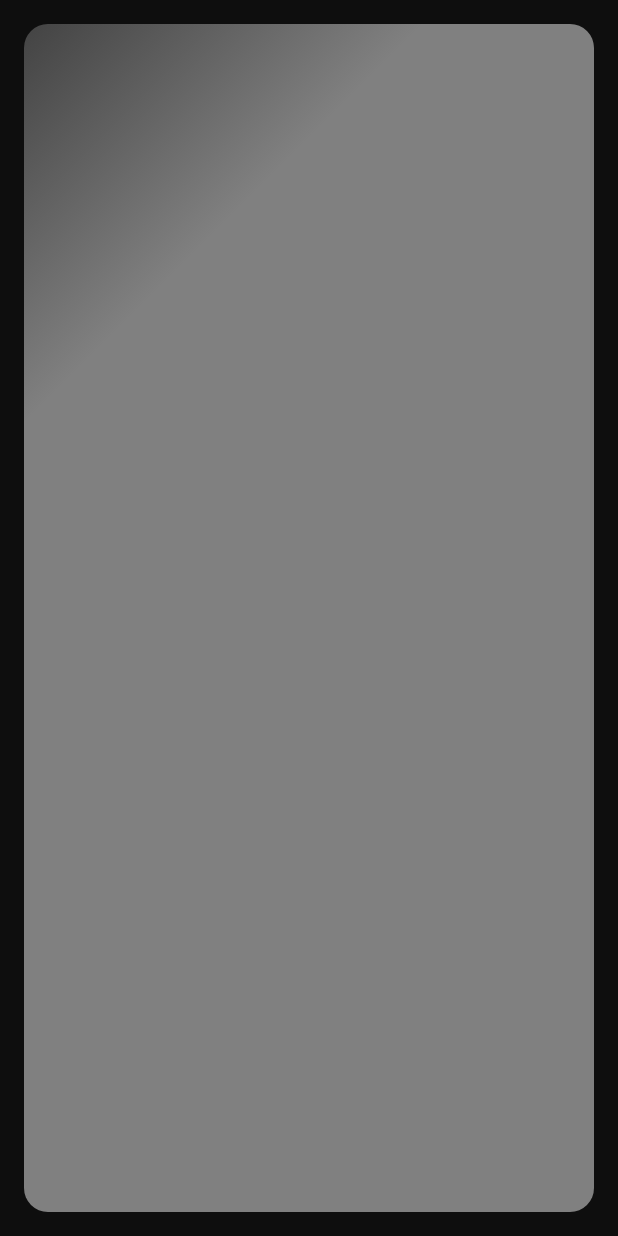
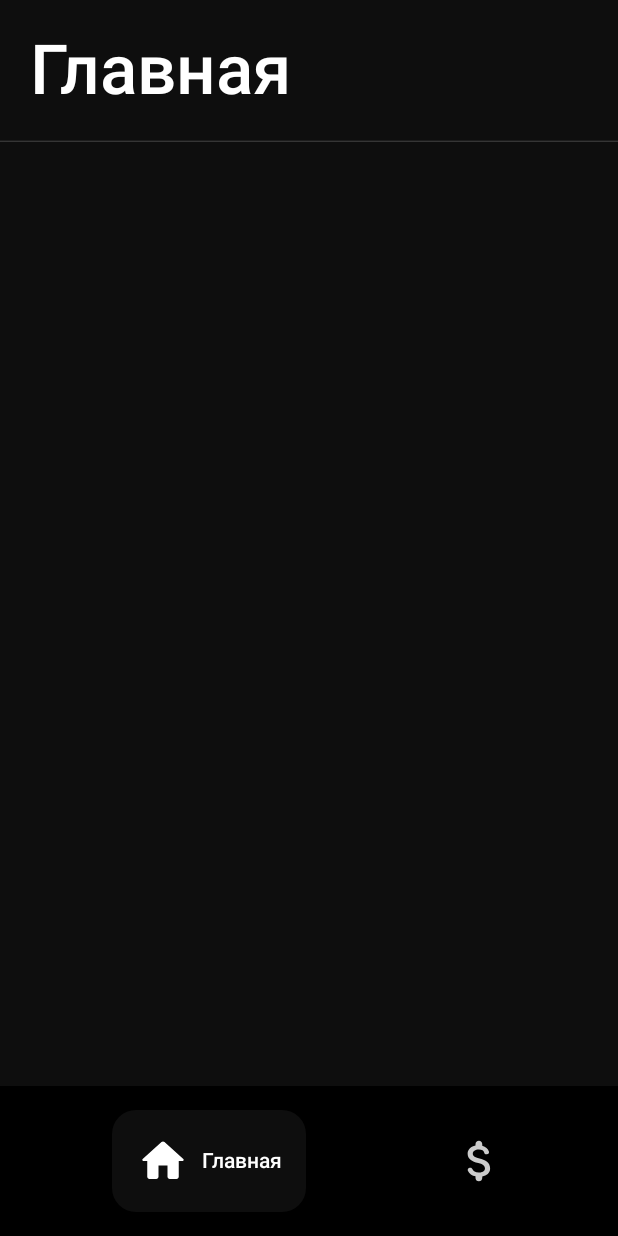
Before and after one commit to sanai1/prod-mobile-2025, an Android app built with Jetpack Compose: the screen it shows after launch (MainActivity), on a phone screen of 412 x 824 dp. Run offline under Robolectric (Android 15) with nearby library versions, the phone set to English and light mode, and no system bars; our stand-ins replace Dagger/Hilt's generated code.

Commit message:
add UI components (top header & bottom bar)

```diff
--- a/app/src/main/java/com/kotleters/mobile/app/MainActivity.kt
+++ b/app/src/main/java/com/kotleters/mobile/app/MainActivity.kt
@@ -5,7 +5,24 @@ import androidx.activity.ComponentActivity
 import androidx.activity.SystemBarStyle
 import androidx.activity.compose.setContent
 import androidx.activity.enableEdgeToEdge
+import androidx.compose.foundation.background
+import androidx.compose.foundation.layout.Column
+import androidx.compose.foundation.layout.Spacer
+import androidx.compose.foundation.layout.fillMaxSize
+import androidx.compose.foundation.layout.navigationBarsPadding
+import androidx.compose.foundation.layout.statusBarsPadding
+import androidx.compose.foundation.layout.systemBarsPadding
+import androidx.compose.runtime.getValue
+import androidx.compose.runtime.mutableStateOf
+import androidx.compose.runtime.remember
+import androidx.compose.runtime.setValue
+import androidx.compose.ui.Modifier
+import com.kotleters.mobile.R
 import com.kotleters.mobile.common.navigation.AppNavigation
+import com.kotleters.mobile.common.navigation.BottomBarScreen
+import com.kotleters.mobile.common.ui.components.BottomBar
+import com.kotleters.mobile.common.ui.components.TopScreenHeader
+import com.kotleters.mobile.common.ui.theme.backgroundColor
 import com.kotleters.mobile.feature.auth.presentation.login.LoginScreen
 import com.kotleters.mobile.feature.auth.presentation.onboard.AuthOnBoardScreen
 import com.kotleters.mobile.feature.auth.presentation.register.client.ClientRegisterScreen
@@ -21,7 +38,29 @@ class MainActivity : ComponentActivity() {
             navigationBarStyle = SystemBarStyle.dark(0)
         )
         setContent {
-            AppNavigation()
+            var screen by remember {
+                mutableStateOf("Главная")
+            }
+            Column(
+                Modifier
+                    .fillMaxSize()
+                    .background(backgroundColor)
+                    .statusBarsPadding()
+            ) {
+                TopScreenHeader(
+                    screen
+                )
+                Spacer(Modifier.weight(1f))
+                BottomBar(
+                    listOf(
+                        BottomBarScreen("Главная", R.drawable.home),
+                        BottomBarScreen("Оплата", R.drawable.pay)
+                    ),
+                    screen = screen
+                ) {
+                    screen = it.route
+                }
+            }
         }
     }
 }
--- /dev/null
+++ b/app/src/main/java/com/kotleters/mobile/common/navigation/BottomBarScreen.kt
@@ -0,0 +1,6 @@
+package com.kotleters.mobile.common.navigation
+
+data class BottomBarScreen (
+    val route: String,
+    val icon: Int,
+)
--- /dev/null
+++ b/app/src/main/java/com/kotleters/mobile/common/ui/components/BottomBar.kt
@@ -0,0 +1,75 @@
+package com.kotleters.mobile.common.ui.components
+
+import androidx.compose.foundation.Image
+import androidx.compose.foundation.background
+import androidx.compose.foundation.layout.Arrangement
+import androidx.compose.foundation.layout.Row
+import androidx.compose.foundation.layout.Spacer
+import androidx.compose.foundation.layout.fillMaxWidth
+import androidx.compose.foundation.layout.navigationBarsPadding
+import androidx.compose.foundation.layout.padding
+import androidx.compose.foundation.layout.size
+import androidx.compose.foundation.layout.width
+import androidx.compose.foundation.shape.RoundedCornerShape
+import androidx.compose.material3.Icon
+import androidx.compose.material3.Text
+import androidx.compose.runtime.Composable
+import androidx.compose.ui.Alignment
+import androidx.compose.ui.Modifier
+import androidx.compose.ui.draw.clip
+import androidx.compose.ui.graphics.Color
+import androidx.compose.ui.graphics.vector.ImageVector
+import androidx.compose.ui.input.key.Key.Companion.I
+import androidx.compose.ui.res.vectorResource
+import androidx.compose.ui.text.font.FontWeight
+import androidx.compose.ui.unit.dp
+import androidx.compose.ui.unit.sp
+import com.kotleters.mobile.common.navigation.BottomBarScreen
+import com.kotleters.mobile.common.ui.extensions.noRippleClickable
+import com.kotleters.mobile.common.ui.theme.backgroundColor
+import com.kotleters.mobile.common.ui.theme.lightGray
+
+@Composable
+fun BottomBar(
+    screens: List<BottomBarScreen>,
+    screen: String,
+    onChange: (BottomBarScreen) -> Unit
+) {
+
+    Row(
+        modifier = Modifier
+            .fillMaxWidth()
+            .background(Color.Black)
+            .clip(RoundedCornerShape(16.dp, 16.dp, 0.dp, 0.dp))
+            .navigationBarsPadding()
+            .padding(vertical = 16.dp, horizontal = 25.dp),
+        horizontalArrangement = Arrangement.SpaceAround,
+        verticalAlignment = Alignment.CenterVertically
+    ) {
+        Row(
+            Modifier
+                .clip(RoundedCornerShape(16.dp))
+                .background(backgroundColor)
+                .padding(16.dp),
+            verticalAlignment = Alignment.CenterVertically
+        ) {
+            Icon(
+                ImageVector.vectorResource(screens.first { it.route == screen }.icon), "",
+                Modifier.size(36.dp), tint = Color.White
+            )
+            Spacer(Modifier.width(8.dp))
+            Text(
+                screens.first { it.route == screen }.route,
+                fontSize = 14.sp,
+                color = Color.White,
+                fontWeight = FontWeight.Medium
+            )
+        }
+        screens.filter { it.route != screen }.forEach {
+            Icon(ImageVector.vectorResource(it.icon), "",
+                tint = lightGray, modifier = Modifier.size(36.dp).noRippleClickable {
+                    onChange(it)
+                })
+        }
+    }
+}
--- /dev/null
+++ b/app/src/main/java/com/kotleters/mobile/common/ui/components/TopScreenHeader.kt
@@ -0,0 +1,29 @@
+package com.kotleters.mobile.common.ui.components
+
+import androidx.compose.foundation.layout.Column
+import androidx.compose.foundation.layout.fillMaxWidth
+import androidx.compose.foundation.layout.padding
+import androidx.compose.material3.HorizontalDivider
+import androidx.compose.material3.Text
+import androidx.compose.runtime.Composable
+import androidx.compose.ui.Modifier
+import androidx.compose.ui.graphics.Color
+import androidx.compose.ui.text.font.FontWeight
+import androidx.compose.ui.unit.dp
+import androidx.compose.ui.unit.sp
+
+@Composable
+fun TopScreenHeader(
+    title: String,
+) {
+
+    Column {
+        Text(title, fontSize = 46.sp, color = Color.White, fontWeight = FontWeight.SemiBold,
+            modifier = Modifier.padding(20.dp))
+        HorizontalDivider(
+            thickness = 0.3.dp,
+            color = Color.White.copy(alpha = 0.5f),
+            modifier = Modifier.fillMaxWidth()
+        )
+    }
+}
--- /dev/null
+++ b/app/src/main/res/drawable/home.xml
@@ -0,0 +1,13 @@
+<vector xmlns:android="http://schemas.android.com/apk/res/android"
+    android:width="36dp"
+    android:height="36dp"
+    android:viewportWidth="36"
+    android:viewportHeight="36">
+  <group>
+    <clip-path
+        android:pathData="M0,0h36v36h-36z"/>
+    <path
+        android:pathData="M15,28.5V21H21V28.5C21,29.325 21.675,30 22.5,30H27C27.825,30 28.5,29.325 28.5,28.5V18H31.05C31.74,18 32.07,17.145 31.545,16.695L19.005,5.4C18.435,4.89 17.565,4.89 16.995,5.4L4.455,16.695C3.945,17.145 4.26,18 4.95,18H7.5V28.5C7.5,29.325 8.175,30 9,30H13.5C14.325,30 15,29.325 15,28.5Z"
+        android:fillColor="#ffffff"/>
+  </group>
+</vector>
--- /dev/null
+++ b/app/src/main/res/drawable/pay.xml
@@ -0,0 +1,13 @@
+<vector xmlns:android="http://schemas.android.com/apk/res/android"
+    android:width="36dp"
+    android:height="36dp"
+    android:viewportWidth="36"
+    android:viewportHeight="36">
+  <group>
+    <clip-path
+        android:pathData="M0,0h36v36h-36z"/>
+    <path
+        android:pathData="M17.7,16.35C14.295,15.465 13.2,14.55 13.2,13.125C13.2,11.49 14.715,10.35 17.25,10.35C19.38,10.35 20.445,11.16 20.835,12.45C21.015,13.05 21.51,13.5 22.14,13.5H22.59C23.58,13.5 24.285,12.525 23.94,11.595C23.31,9.825 21.84,8.355 19.5,7.785V6.75C19.5,5.505 18.495,4.5 17.25,4.5C16.005,4.5 15,5.505 15,6.75V7.74C12.09,8.37 9.75,10.26 9.75,13.155C9.75,16.62 12.615,18.345 16.8,19.35C20.55,20.25 21.3,21.57 21.3,22.965C21.3,24 20.565,25.65 17.25,25.65C14.775,25.65 13.5,24.765 13.005,23.505C12.78,22.92 12.27,22.5 11.655,22.5H11.235C10.23,22.5 9.525,23.52 9.9,24.45C10.755,26.535 12.75,27.765 15,28.245V29.25C15,30.495 16.005,31.5 17.25,31.5C18.495,31.5 19.5,30.495 19.5,29.25V28.275C22.425,27.72 24.75,26.025 24.75,22.95C24.75,18.69 21.105,17.235 17.7,16.35Z"
+        android:fillColor="#ffffff"/>
+  </group>
+</vector>
```
